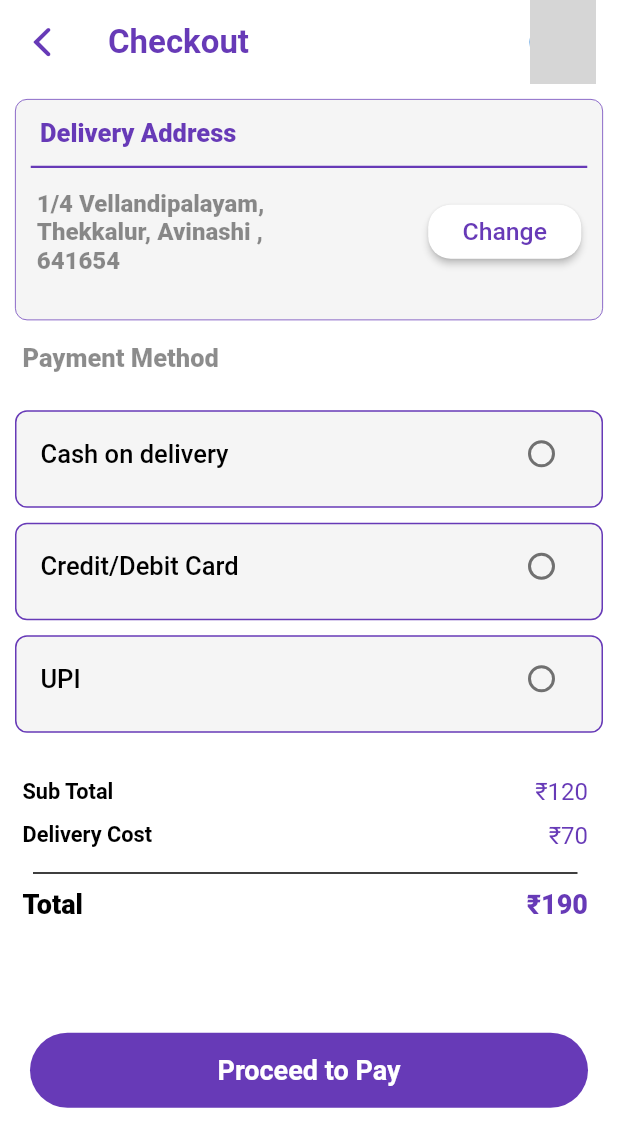
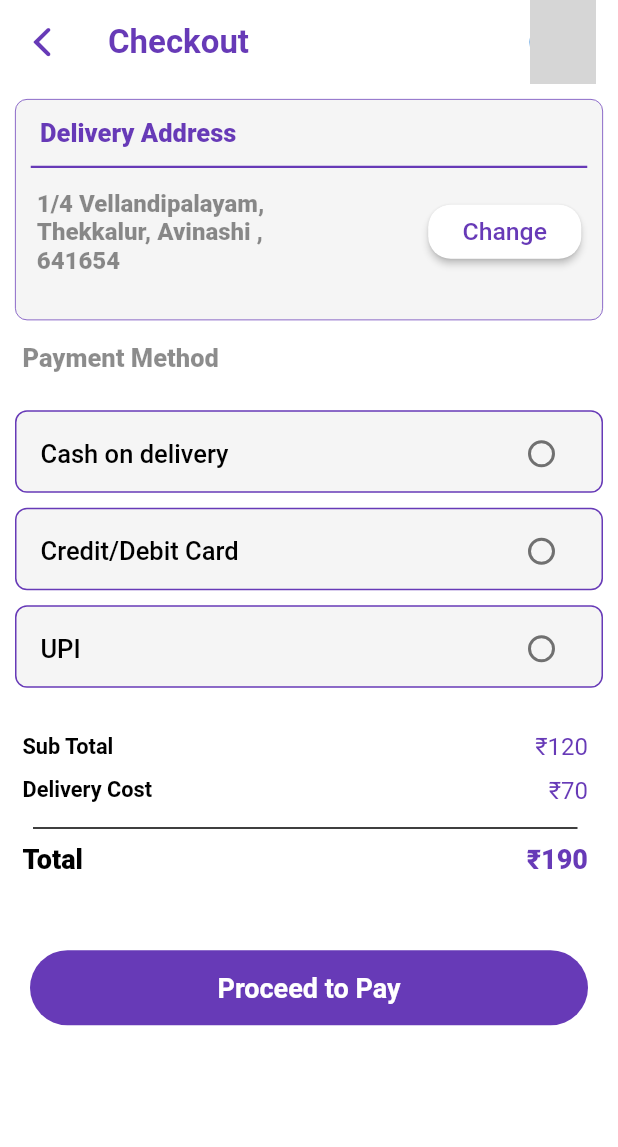
Before and after one commit to durgaav/cake_que, a Flutter app: the CheckoutActivity screen opened directly, on a phone screen of 412 x 824 dp. Shown: the top 1147 px of the screen. Run offline on Flutter 3.47's test engine with Material 2 defaults, Android fonts, the phone set to English and light mode, and no system bars; our stand-ins replace flutter_rating_bar, group_button; network calls fail; grey boxes are pictures that could not be loaded.

Commit message:
Surya Commits 21/02 eve

```diff
--- a/lib/checkout_activity.dart
+++ b/lib/checkout_activity.dart
@@ -126,7 +126,7 @@ class _CheckoutActivityState extends State<CheckoutActivity> {
                      width: 1,
                    ),
                 ),
-                height: 65,
+                height: 55,
                 child: ListTile(
                   onTap: (){
                     setState(() {
@@ -158,7 +158,7 @@ class _CheckoutActivityState extends State<CheckoutActivity> {
                     width: 1,
                   ),
                 ),
-                height: 65,
+                height: 55,
                 child: ListTile(
                   onTap: (){
                     setState(() {
@@ -190,7 +190,7 @@ class _CheckoutActivityState extends State<CheckoutActivity> {
                     width: 1,
                   ),
                 ),
-                height: 65,
+                height: 55,
                 child: ListTile(
                   onTap: (){
                     setState(() {
@@ -282,7 +282,7 @@ class _CheckoutActivityState extends State<CheckoutActivity> {
                   width: MediaQuery.of(context).size.width,
                   height: 50,
                   alignment: Alignment.center,
-                  margin: EdgeInsets.only(top: 75 , left: 20 , right: 20 , bottom: 15),
+                  margin: EdgeInsets.only(top: 50 , left: 20 , right: 20 , bottom: 8),
                   child: MaterialButton(
                     onPressed: (){
                       print("BTN working....");
--- a/lib/product_detials.dart
+++ b/lib/product_detials.dart
@@ -1,4 +1,5 @@
 import 'dart:ui';
+import 'package:cake_que/cart_activity.dart';
 import 'package:cake_que/other_vendors.dart';
 import 'package:group_button/group_button.dart';
 import 'package:flutter/cupertino.dart';
@@ -119,7 +120,10 @@ double opacity = 0.0;
                       child: CircleAvatar(
                         backgroundColor: Color(0Xffc40ca3),
                           radius: 15,
-                          child: IconButton(onPressed: (){}, icon:Icon(Icons.shopping_cart,color: Colors.white,size: 15,))
+                          child: IconButton(onPressed: (){
+                            Navigator.push(context, MaterialPageRoute(builder: (context)=>CartActivity()));
+                          },
+                              icon:Icon(Icons.shopping_cart,color: Colors.white,size: 15,))
                       )
                   ),
                   Positioned(
```
Also changed, not shown: lib/screens/home.dart (+8 -1 lines), pubspec.lock.
